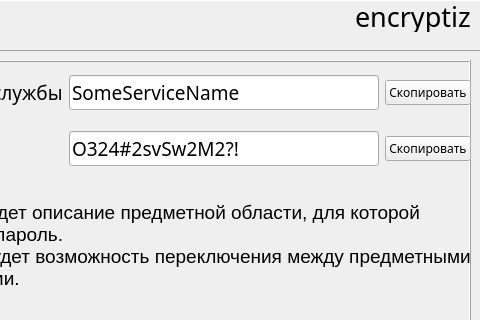
Before: the Qt Designer form mainwindow.ui in Fxsh-pro/university_project, drawn with Qt 5; both pictures show x 320 to 800 and y 0 to 320 of the 800 by 600 pixel window.
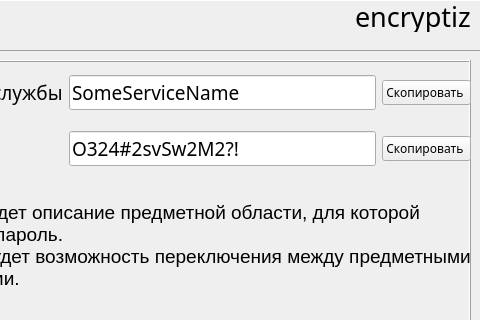
After: the same form once the commit is applied.

```diff
--- a/mainwindow.ui
+++ b/mainwindow.ui
@@ -269,14 +269,14 @@
       <item row="0" column="2">
        <widget class="QPushButton" name="pushButton_copy_login">
         <property name="text">
-         <string>Скопировать</string>
+         <string>Скопировать </string>
         </property>
        </widget>
       </item>
       <item row="1" column="2">
        <widget class="QPushButton" name="pushButton_copy_password">
         <property name="text">
-         <string>Скопировать</string>
+         <string>Скопировать </string>
         </property>
        </widget>
       </item>
```
